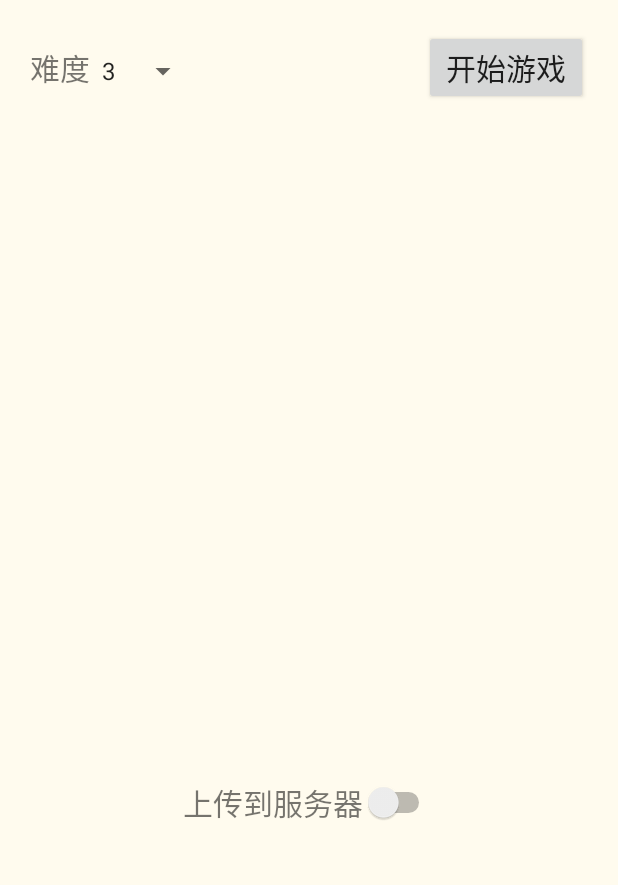
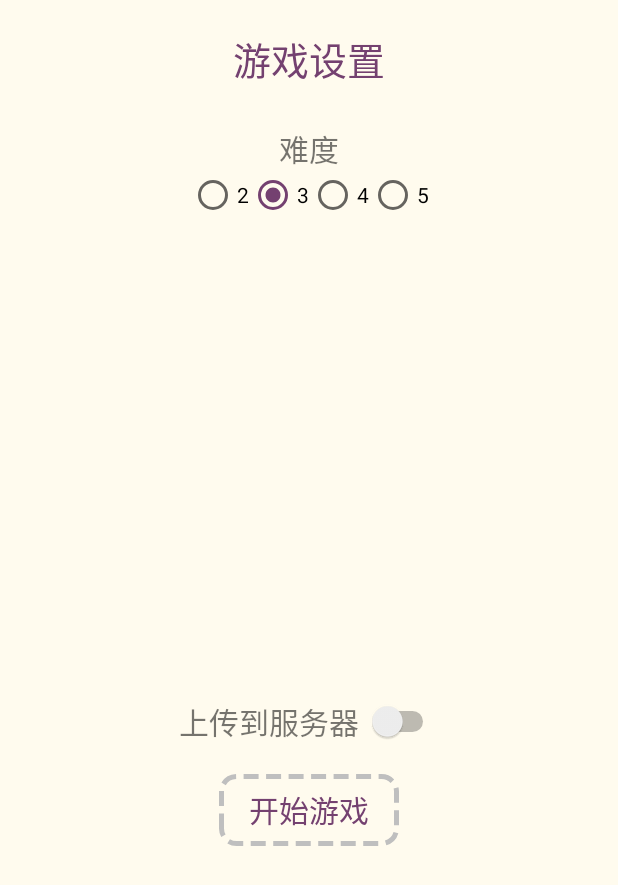
Before and after one commit to meltycriss/PuzzleHigh, an Android app: the GameSettingFragment screen opened directly, with no data from a screen before it, on a phone screen of 412 x 824 dp. Shown: the top 885 px of the screen. Run offline under Robolectric (Android 15) with nearby library versions, the phone set to English and light mode, and no system bars; pictures from the network do not load.

Commit message:
UI of GameSetting and GameResult

```diff
--- a/app/src/main/AndroidManifest.xml
+++ b/app/src/main/AndroidManifest.xml
@@ -7,7 +7,7 @@
 
     <application
         android:allowBackup="true"
-        android:icon="@mipmap/ic_launcher"
+        android:icon="@mipmap/icon"
         android:label="@string/app_name"
         android:supportsRtl="true"
         android:theme="@style/AppTheme.NoActionBar">
--- a/app/src/main/java/com/example/zsystudio/puzzlehigh/game/GameFragment.java
+++ b/app/src/main/java/com/example/zsystudio/puzzlehigh/game/GameFragment.java
@@ -74,9 +74,8 @@ public class GameFragment extends Fragment implements PuzzleView.GameOverCallBac
         mPuzzleView.setGameStatus(PuzzleView.GAME_OVER);
 
         //update user info
+        User.getInstance().setGamePoint(User.getInstance().getGamePoint() + getCurrScore());
         User.getInstance().update();
-        User.getInstance().setGamePoint(User.getInstance().getGamePoint() + getCurrScore());
-
 
         int currScore = getCurrScore();
         int totalScore = getTotalScore();
--- a/app/src/main/java/com/example/zsystudio/puzzlehigh/game/GameResultFragment.java
+++ b/app/src/main/java/com/example/zsystudio/puzzlehigh/game/GameResultFragment.java
@@ -73,6 +73,7 @@ public class GameResultFragment extends DialogFragment implements DialogInterfac
                 .setView(v)
                 .setTitle("游戏结果")
                 .setPositiveButton(android.R.string.ok,GameResultFragment.this)
+                .setCancelable(false)
                 .create();
     }
 
--- a/app/src/main/java/com/example/zsystudio/puzzlehigh/game/GameSettingFragment.java
+++ b/app/src/main/java/com/example/zsystudio/puzzlehigh/game/GameSettingFragment.java
@@ -7,6 +7,7 @@ import android.os.Bundle;
 import android.support.annotation.Nullable;
 import android.support.v4.app.Fragment;
 import android.util.Log;
+import android.view.Gravity;
 import android.view.LayoutInflater;
 import android.view.View;
 import android.view.ViewGroup;
@@ -15,6 +16,9 @@ import android.widget.ArrayAdapter;
 import android.widget.Button;
 import android.widget.CompoundButton;
 import android.widget.ImageView;
+import android.widget.LinearLayout;
+import android.widget.RadioButton;
+import android.widget.RadioGroup;
 import android.widget.Spinner;
 import android.widget.Switch;
 import android.widget.TextView;
@@ -35,10 +39,13 @@ import okhttp3.Response;
 /**
  * A simple {@link Fragment} subclass.
  */
-public class GameSettingFragment extends Fragment implements AdapterView.OnItemSelectedListener, CompoundButton.OnCheckedChangeListener, View.OnClickListener {
+public class GameSettingFragment extends Fragment implements RadioGroup.OnCheckedChangeListener, AdapterView.OnItemSelectedListener, CompoundButton.OnCheckedChangeListener, View.OnClickListener {
     public static final String TAG = "GameSettingFragment";
     public static final String EXTRA_IMAGE_URI = "GameSettingFragment.image_uri";
     public static final String EXTRA_SOURCE = "GameSettingFragment.source";
+
+    private int mDifficultyLowest = 2;
+    private int mDifficultyNum = 4;
 
     private int mSource; //where the image uri from, local or remote, deciding whether showing the uploading switch
     private Uri mImageUri; //image uri
@@ -47,6 +54,7 @@ public class GameSettingFragment extends Fragment implements AdapterView.OnItemS
     private Switch mSwitchIsUpload;
     private ImageView mIvImage;
     private Button mBtnStart;
+    private RadioGroup mRgDifficulty;
 
     private int mDifficulty;
     private boolean mIsUpload;
@@ -74,13 +82,22 @@ public class GameSettingFragment extends Fragment implements AdapterView.OnItemS
                              Bundle savedInstanceState) {
         View v = inflater.inflate(R.layout.fragment_game_setting, container, false);
         //spinner for difficulty
-        mSpinnerDifficulty = (Spinner) v.findViewById(R.id.game_setting_difficulty);
+/*        mSpinnerDifficulty = (Spinner) v.findViewById(R.id.game_setting_difficulty);
         ArrayAdapter<CharSequence> adapter = ArrayAdapter.createFromResource(getContext(),
                 R.array.game_setting_difficulty_array, android.R.layout.simple_spinner_item);
         adapter.setDropDownViewResource(android.R.layout.simple_spinner_dropdown_item);
         mSpinnerDifficulty.setAdapter(adapter);
         mSpinnerDifficulty.setOnItemSelectedListener(GameSettingFragment.this);
-        mSpinnerDifficulty.setSelection(adapter.getPosition(String.valueOf(mDifficulty)));
+        mSpinnerDifficulty.setSelection(adapter.getPosition(String.valueOf(mDifficulty)));*/
+
+        mRgDifficulty = (RadioGroup) v.findViewById(R.id.game_setting_difficulty);
+        for(int i=0; i<mDifficultyNum; ++i){
+            RadioButton rbTemp = new RadioButton(getContext());
+            rbTemp.setText(String.valueOf(i+mDifficultyLowest));
+            mRgDifficulty.addView(rbTemp);
+        }
+        ((RadioButton) mRgDifficulty.getChildAt(mDifficulty-mDifficultyLowest)).setChecked(true);
+        mRgDifficulty.setOnCheckedChangeListener(GameSettingFragment.this);
 
         //switch for upload
         mSwitchIsUpload = (Switch) v.findViewById(R.id.game_setting_is_upload);
@@ -170,4 +187,14 @@ public class GameSettingFragment extends Fragment implements AdapterView.OnItemS
             }
         });
     }
+
+    //RadioGroup control
+    @Override
+    public void onCheckedChanged(RadioGroup group, int checkedId) {
+        for(int i=0; i<mDifficultyNum; ++i){
+            if(((RadioButton) group.getChildAt(i)).isChecked()){
+                mDifficulty = i+mDifficultyLowest;
+            }
+        }
+    }
 }
--- a/app/src/main/res/layout/fragment_game_setting.xml
+++ b/app/src/main/res/layout/fragment_game_setting.xml
@@ -3,60 +3,58 @@
     xmlns:app="http://schemas.android.com/apk/res-auto"
     android:layout_width="match_parent"
     android:layout_height="match_parent"
-    android:orientation="vertical">
+    android:orientation="vertical"
+    android:gravity="center_horizontal">
 
-
-    <LinearLayout
-        android:layout_width="match_parent"
-        android:paddingTop="20dp"
-        android:layout_height="wrap_content"
-        android:orientation="horizontal">
+    <TextView
+        android:textSize="25sp"
+        android:text="游戏设置"
+        android:textColor="@color/puzzle_purple"
+        android:layout_marginTop="20dp"
+        android:layout_marginBottom="25dp"
+        android:layout_width="wrap_content"
+        android:layout_height="wrap_content" />
 
         <TextView
             android:layout_width="wrap_content"
             android:layout_height="wrap_content"
-            android:paddingLeft="20dp"
             android:text="难度"
-            android:textSize="20sp" />
+            android:textSize="20sp"
+            android:layout_gravity="center"/>
 
-        <Spinner
+        <RadioGroup
             android:id="@+id/game_setting_difficulty"
             android:layout_width="wrap_content"
-            android:layout_height="wrap_content" />
-
-        <Button
-            android:id="@+id/game_setting_start"
+            android:layout_height="wrap_content"
+            android:orientation="horizontal"
+            android:layout_gravity="center"
+            android:layout_marginBottom="10dp">
+        </RadioGroup>
+<!--        <Spinner
+            android:id="@+id/game_setting_difficulty"
             android:layout_width="wrap_content"
-            android:layout_height="wrap_content"
-            android:layout_marginLeft="150dp"
-            android:layout_marginRight="20dp"
-            android:layout_weight="1"
-            android:text="开始游戏"
-            android:textSize="20sp" />
-
-    </LinearLayout>
-
+            android:layout_height="wrap_content" />-->
 
     <ImageView
         android:id="@+id/game_setting_image"
-        android:layout_width="match_parent"
-        android:layout_height="450dp"
-        android:paddingLeft="30dp"
-        android:paddingRight="30dp"
-        android:paddingTop="0dp" />
+        android:layout_width="300dp"
+        android:layout_height="300dp"
+        android:layout_marginBottom="10dp"/>
 
     <LinearLayout
         android:layout_width="match_parent"
         android:layout_height="wrap_content"
         android:gravity="center"
-        android:orientation="horizontal">
+        android:orientation="horizontal"
+        android:layout_marginBottom="20dp">
 
         <TextView
             android:id="@+id/game_setting_tv_is_upload"
             android:layout_width="wrap_content"
             android:layout_height="wrap_content"
             android:text="上传到服务器"
-            android:textSize="20sp" />
+            android:textSize="20sp"
+            android:layout_marginRight="5dp"/>
 
         <Switch
             android:id="@+id/game_setting_is_upload"
@@ -65,5 +63,13 @@
 
     </LinearLayout>
 
+    <Button
+        android:id="@+id/game_setting_start"
+        android:background="@drawable/editor_border"
+        android:layout_width="wrap_content"
+        android:layout_height="wrap_content"
+        android:text="开始游戏"
+        android:textColor="@color/puzzle_purple"
+        android:textSize="20sp" />
 
 </LinearLayout>
--- a/app/src/main/res/values/colors.xml
+++ b/app/src/main/res/values/colors.xml
@@ -2,7 +2,8 @@
 <resources>
     <color name="colorPrimary">#3F51B5</color>
     <color name="colorPrimaryDark">#303F9F</color>
-    <color name="colorAccent">#FF4081</color>
+<!--    <color name="colorAccent">#FF4081</color>-->
+    <color name="colorAccent">#744170</color>
 
     <color name="black_overlay">#66000000</color>
     <color name="background">#fffbee</color>
```
Also changed, not shown: app/src/main/res/layout/fragment_game_result.xml (+25 -4 lines), app/src/main/res/drawable/icon.png (added), app/src/main/res/mipmap-xhdpi/icon.png (added).
